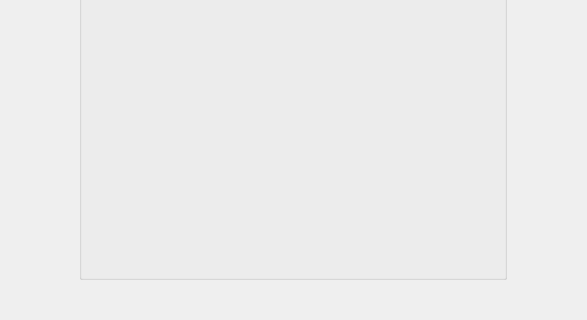
analogdevicesinc/scopy, file ui/signal_generator.ui: the form before one commit; both pictures show x 151 to 738 and y 253 to 573 of the 889 by 573 pixel window.
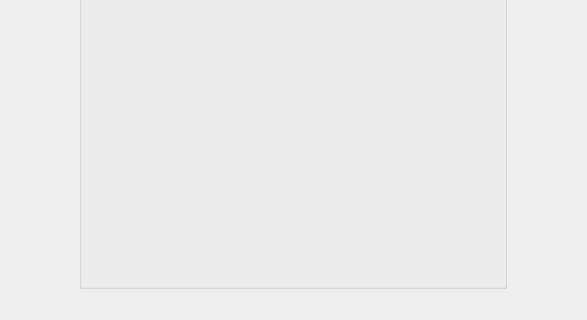
The form after the commit. Icons and pictures are not drawn. Custom widgets are drawn as their Qt base class.

Commit message: Signal Generator: Remove 9px bottom margin below tabs

What changed in the file:
```diff
--- a/ui/signal_generator.ui
+++ b/ui/signal_generator.ui
@@ -118,6 +118,9 @@
         </sizepolicy>
        </property>
        <layout class="QVBoxLayout" name="verticalLayout_7">
+        <property name="bottomMargin">
+         <number>0</number>
+        </property>
         <item>
          <widget class="QGroupBox" name="config_panel">
           <property name="sizePolicy">
```
